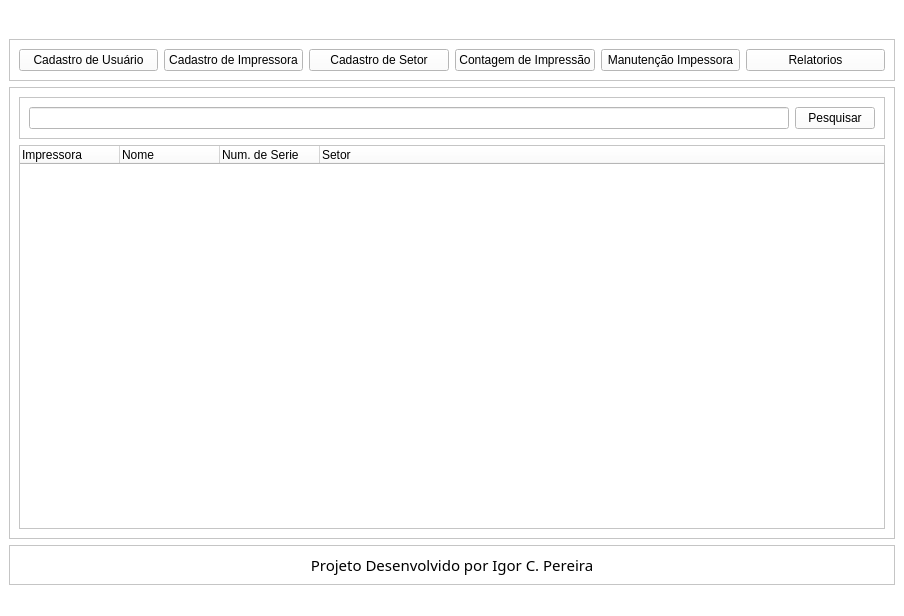
Above: View/Telas/Home.ui from Blastoles/ProjetoSCGI before the change. Below: the same form after it.
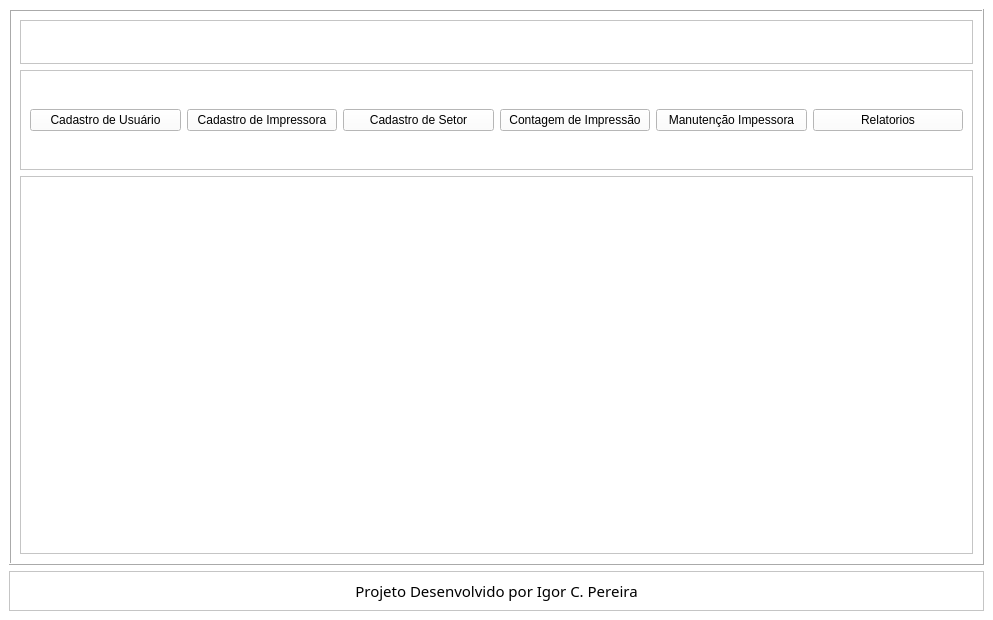
That is the form after the change. Icons and pictures are not drawn.

```diff
--- a/View/Telas/Home.ui
+++ b/View/Telas/Home.ui
@@ -6,8 +6,8 @@
    <rect>
     <x>0</x>
     <y>0</y>
-    <width>904</width>
-    <height>616</height>
+    <width>993</width>
+    <height>620</height>
    </rect>
   </property>
   <property name="acceptDrops">
@@ -24,8 +24,66 @@
   </property>
   <widget class="QWidget" name="centralwidget">
    <layout class="QGridLayout" name="gridLayout">
+    <item row="3" column="0">
+     <widget class="QFrame" name="Criador">
+      <property name="minimumSize">
+       <size>
+        <width>0</width>
+        <height>0</height>
+       </size>
+      </property>
+      <property name="maximumSize">
+       <size>
+        <width>16777215</width>
+        <height>40</height>
+       </size>
+      </property>
+      <property name="frameShape">
+       <enum>QFrame::StyledPanel</enum>
+      </property>
+      <property name="frameShadow">
+       <enum>QFrame::Raised</enum>
+      </property>
+      <layout class="QVBoxLayout" name="verticalLayout_2">
+       <item>
+        <widget class="QLabel" name="TX_Criador">
+         <property name="font">
+          <font>
+           <family>Marlboro</family>
+           <pointsize>11</pointsize>
+          </font>
+         </property>
+         <property name="frameShape">
+          <enum>QFrame::NoFrame</enum>
+         </property>
+         <property name="text">
+          <string>Projeto Desenvolvido por Igor C. Pereira</string>
+         </property>
+         <property name="alignment">
+          <set>Qt::AlignCenter</set>
+         </property>
+        </widget>
+       </item>
+      </layout>
+     </widget>
+    </item>
+    <item row="2" column="0">
+     <widget class="QFrame" name="Lista">
+      <property name="frameShape">
+       <enum>QFrame::Box</enum>
+      </property>
+      <property name="frameShadow">
+       <enum>QFrame::Raised</enum>
+      </property>
+      <layout class="QGridLayout" name="gridLayout_2">
     <item row="1" column="0">
      <widget class="QFrame" name="Aletas">
+         <property name="sizePolicy">
+          <sizepolicy hsizetype="Preferred" vsizetype="Preferred">
+           <horstretch>0</horstretch>
+           <verstretch>0</verstretch>
+          </sizepolicy>
+         </property>
       <property name="maximumSize">
        <size>
         <width>16777215</width>
@@ -156,18 +214,18 @@
       </layout>
      </widget>
     </item>
-    <item row="3" column="0">
-     <widget class="QFrame" name="Criador">
-      <property name="minimumSize">
-       <size>
-        <width>0</width>
-        <height>0</height>
-       </size>
+       <item row="0" column="0">
+        <widget class="QFrame" name="frame">
+         <property name="sizePolicy">
+          <sizepolicy hsizetype="Preferred" vsizetype="Maximum">
+           <horstretch>0</horstretch>
+           <verstretch>0</verstretch>
+          </sizepolicy>
       </property>
       <property name="maximumSize">
        <size>
         <width>16777215</width>
-        <height>40</height>
+           <height>16777215</height>
        </size>
       </property>
       <property name="frameShape">
@@ -176,90 +234,27 @@
       <property name="frameShadow">
        <enum>QFrame::Raised</enum>
       </property>
-      <layout class="QVBoxLayout" name="verticalLayout_2">
-       <item>
-        <widget class="QLabel" name="TX_Criador">
-         <property name="font">
-          <font>
-           <family>Marlboro</family>
-           <pointsize>11</pointsize>
-          </font>
-         </property>
-         <property name="text">
-          <string>Projeto Desenvolvido por Igor C. Pereira</string>
-         </property>
-         <property name="alignment">
-          <set>Qt::AlignCenter</set>
-         </property>
-        </widget>
-       </item>
-      </layout>
-     </widget>
-    </item>
-    <item row="2" column="0">
-     <widget class="QFrame" name="Lista">
-      <property name="frameShape">
-       <enum>QFrame::StyledPanel</enum>
-      </property>
-      <property name="frameShadow">
-       <enum>QFrame::Raised</enum>
-      </property>
-      <layout class="QVBoxLayout" name="verticalLayout">
-       <item>
-        <widget class="QFrame" name="ListaFiltro">
-         <property name="frameShape">
-          <enum>QFrame::StyledPanel</enum>
-         </property>
-         <property name="frameShadow">
-          <enum>QFrame::Raised</enum>
-         </property>
-         <layout class="QHBoxLayout" name="horizontalLayout_2">
-          <item>
-           <widget class="QLineEdit" name="CP_Pesquisa">
-            <property name="inputMask">
-             <string/>
-            </property>
-           </widget>
-          </item>
-          <item>
-           <widget class="QPushButton" name="BT_Impressora_2">
-            <property name="text">
-             <string>Pesquisar</string>
-            </property>
-           </widget>
-          </item>
-         </layout>
-        </widget>
-       </item>
-       <item>
-        <widget class="QTreeWidget" name="CP_Impressora">
-         <column>
-          <property name="text">
-           <string>Impressora</string>
-          </property>
-         </column>
-         <column>
-          <property name="text">
-           <string>Nome</string>
-          </property>
-         </column>
-         <column>
-          <property name="text">
-           <string>Num. de Serie</string>
-          </property>
-         </column>
-         <column>
-          <property name="text">
-           <string>Setor</string>
-          </property>
-         </column>
-        </widget>
-       </item>
-      </layout>
-     </widget>
-    </item>
+         <layout class="QGridLayout" name="gridLayout_3">
     <item row="0" column="0">
      <widget class="QLabel" name="TX_titulo">
+            <property name="sizePolicy">
+             <sizepolicy hsizetype="Preferred" vsizetype="Preferred">
+              <horstretch>0</horstretch>
+              <verstretch>0</verstretch>
+             </sizepolicy>
+            </property>
+            <property name="maximumSize">
+             <size>
+              <width>16777215</width>
+              <height>16777215</height>
+             </size>
+            </property>
+            <property name="sizeIncrement">
+             <size>
+              <width>0</width>
+              <height>0</height>
+             </size>
+            </property>
       <property name="font">
        <font>
         <pointsize>16</pointsize>
@@ -283,7 +278,43 @@
     </item>
    </layout>
   </widget>
-  <widget class="QStatusBar" name="statusbar"/>
+       </item>
+       <item row="2" column="0">
+        <widget class="QFrame" name="frame_2">
+         <property name="frameShape">
+          <enum>QFrame::StyledPanel</enum>
+         </property>
+         <property name="frameShadow">
+          <enum>QFrame::Raised</enum>
+         </property>
+         <layout class="QGridLayout" name="gridLayout_4">
+          <item row="0" column="0">
+           <widget class="QLabel" name="label">
+            <property name="autoFillBackground">
+             <bool>false</bool>
+            </property>
+            <property name="text">
+             <string/>
+            </property>
+            <property name="pixmap">
+             <pixmap>../Arte/1486564180-finance-financial-report_81493.ico</pixmap>
+            </property>
+            <property name="scaledContents">
+             <bool>false</bool>
+            </property>
+            <property name="alignment">
+             <set>Qt::AlignCenter</set>
+            </property>
+           </widget>
+          </item>
+         </layout>
+        </widget>
+       </item>
+      </layout>
+     </widget>
+    </item>
+   </layout>
+  </widget>
  </widget>
  <resources/>
  <connections/>
```
Lines whose indentation alone changed are shown as unchanged.
